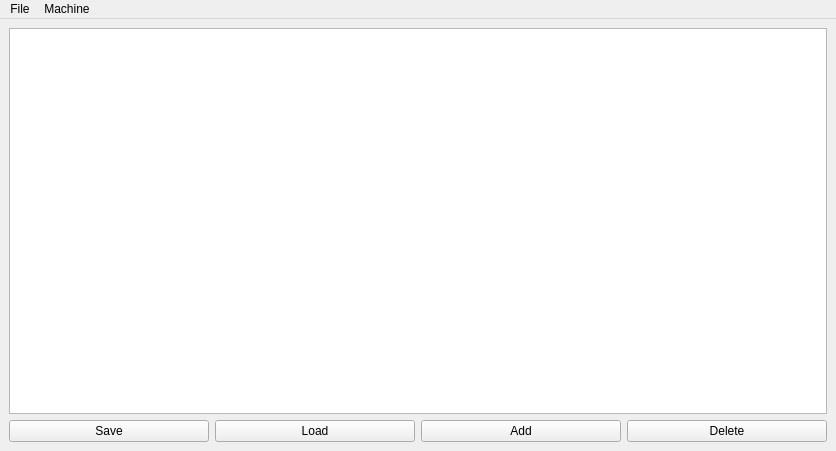
Above: examples/mini/mini.ui from auto-mation-assist/qtpyvcp-1 before the change. Below: the same form after it.
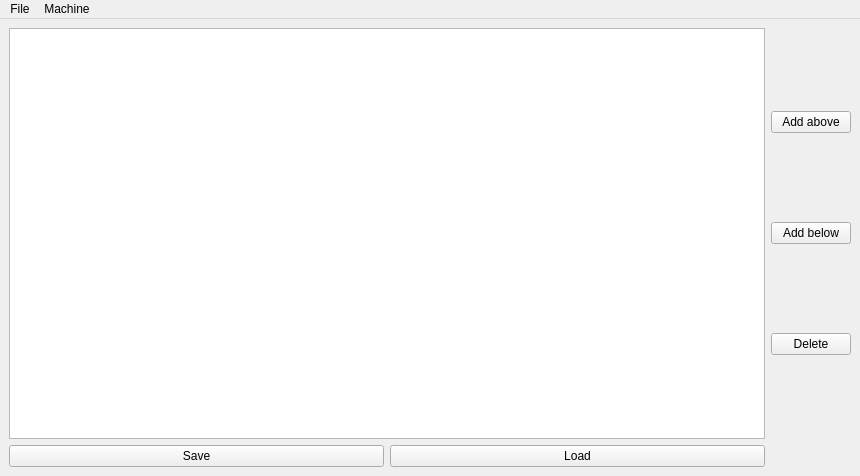
That is the form after the change. Custom widgets are drawn as their Qt base class.

Commit message: delete rows

```diff
--- a/examples/mini/mini.ui
+++ b/examples/mini/mini.ui
@@ -6,8 +6,8 @@
    <rect>
     <x>0</x>
     <y>0</y>
-    <width>836</width>
-    <height>451</height>
+    <width>860</width>
+    <height>476</height>
    </rect>
   </property>
   <property name="windowTitle">
@@ -20,8 +20,26 @@
      <height>624</height>
     </size>
    </property>
-   <layout class="QVBoxLayout" name="verticalLayout">
-    <item>
+   <layout class="QGridLayout" name="gridLayout">
+    <item row="1" column="0">
+     <layout class="QHBoxLayout" name="horizontalLayout">
+      <item>
+       <widget class="QPushButton" name="saveButton">
+        <property name="text">
+         <string>Save</string>
+        </property>
+       </widget>
+      </item>
+      <item>
+       <widget class="QPushButton" name="loadButton">
+        <property name="text">
+         <string>Load</string>
+        </property>
+       </widget>
+      </item>
+     </layout>
+    </item>
+    <item row="0" column="0">
      <widget class="ToolTable" name="tooltable">
       <property name="styleSheet">
        <string notr="true">QTableView {
@@ -30,26 +48,19 @@
       </property>
      </widget>
     </item>
-    <item>
-     <layout class="QHBoxLayout" name="horizontalLayout">
+    <item row="0" column="3">
+     <layout class="QVBoxLayout" name="verticalLayout">
       <item>
-       <widget class="QPushButton" name="saveButton">
+       <widget class="QPushButton" name="aboveButton">
         <property name="text">
-         <string>Save</string>
+         <string>Add above</string>
         </property>
        </widget>
       </item>
       <item>
-       <widget class="QPushButton" name="loadButton">
+       <widget class="QPushButton" name="belowButton">
         <property name="text">
-         <string>Load</string>
-        </property>
-       </widget>
-      </item>
-      <item>
-       <widget class="QPushButton" name="addButton">
-        <property name="text">
-         <string>Add</string>
+         <string>Add below</string>
         </property>
        </widget>
       </item>
@@ -69,7 +80,7 @@
     <rect>
      <x>0</x>
      <y>0</y>
-     <width>836</width>
+     <width>860</width>
      <height>25</height>
     </rect>
    </property>
```
Left out of the diff: 20 changed lines with no effect on the pictures. The commit also changes 1 other file.
